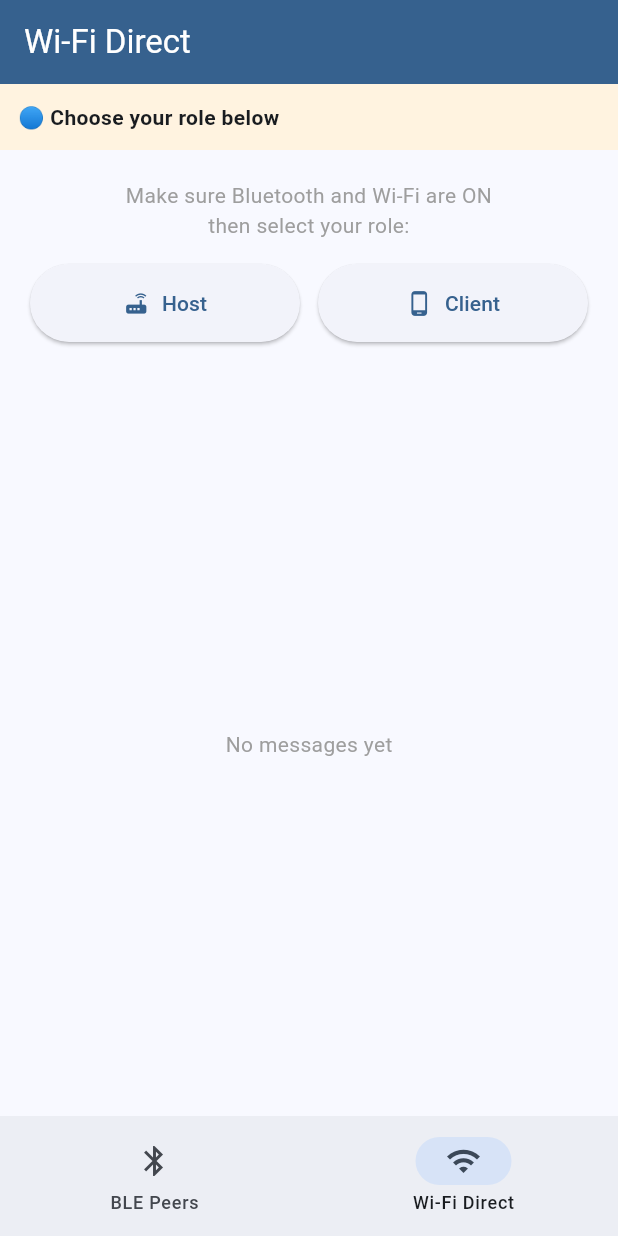
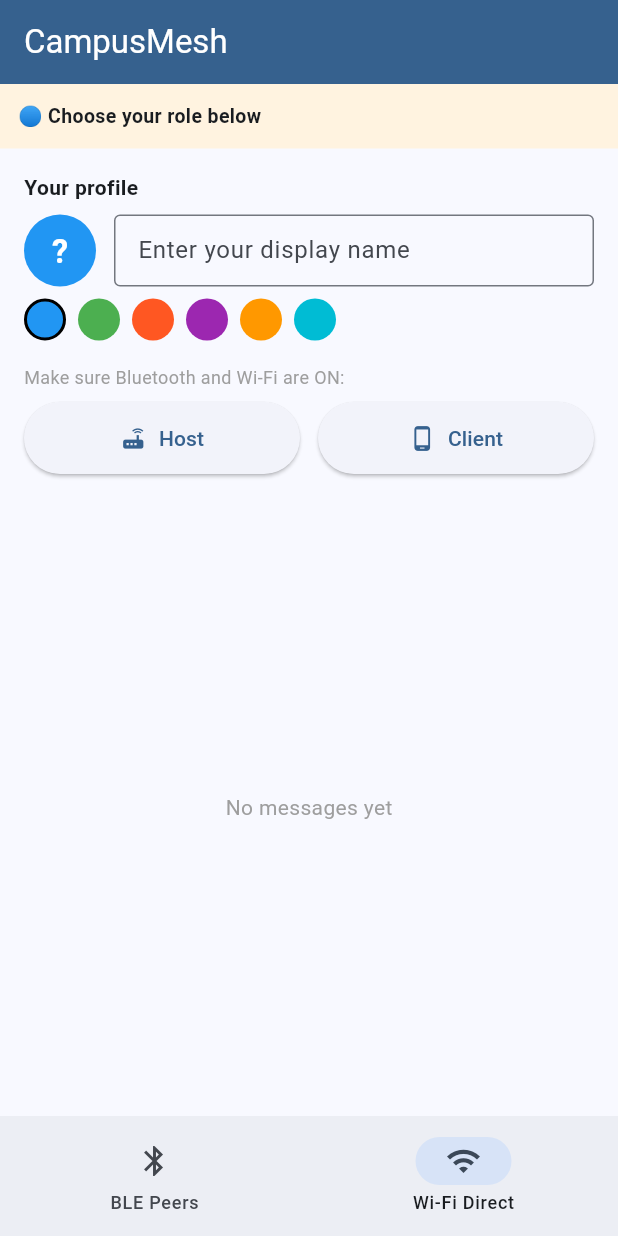
Before and after one commit to mulema-makoge/campus_mesh, a Flutter app: the screen it shows after launch, item 2 of the bottom bar chosen, on a phone screen of 412 x 824 dp. Run offline on Flutter 3.47's test engine with Material 3 defaults, Android fonts, the phone set to English and light mode, and no system bars; our stand-ins replace firebase_core, firebase_crashlytics, flutter_blue_plus, hive_flutter, permission_handler; missing offline and left inert: cryptography, flutter_p2p_connection; accounts and stored records are empty.

Commit message:
Phase 3: Profiles, Hive storage, E2E encryption, chat UI all working

```diff
--- a/lib/app.dart
+++ b/lib/app.dart
@@ -1,9 +1,11 @@
 import 'package:flutter/material.dart';
 import 'features/discovery/peer_list_screen.dart';
 import 'features/discovery/wifi_direct_screen.dart';
+import 'services/storage_service.dart';
 
 class CampusMeshApp extends StatelessWidget {
-  const CampusMeshApp({super.key});
+  final StorageService storage;
+  const CampusMeshApp({super.key, required this.storage});
 
   @override
   Widget build(BuildContext context) {
@@ -14,13 +16,14 @@ class CampusMeshApp extends StatelessWidget {
         colorSchemeSeed: Colors.blue,
         useMaterial3: true,
       ),
-      home: const MainScreen(),
+      home: MainScreen(storage: storage),
     );
   }
 }
 
 class MainScreen extends StatefulWidget {
-  const MainScreen({super.key});
+  final StorageService storage;
+  const MainScreen({super.key, required this.storage});
 
   @override
   State<MainScreen> createState() => _MainScreenState();
@@ -29,15 +32,15 @@ class MainScreen extends StatefulWidget {
 class _MainScreenState extends State<MainScreen> {
   int _currentIndex = 0;
 
-  final List<Widget> _screens = const [
-    PeerListScreen(),
-    WifiDirectScreen(),
-  ];
-
   @override
   Widget build(BuildContext context) {
+    final screens = [
+      const PeerListScreen(),
+      WifiDirectScreen(storage: widget.storage),
+    ];
+
     return Scaffold(
-      body: _screens[_currentIndex],
+      body: screens[_currentIndex],
       bottomNavigationBar: NavigationBar(
         selectedIndex: _currentIndex,
         onDestinationSelected: (index) =>
--- a/lib/features/discovery/wifi_direct_screen.dart
+++ b/lib/features/discovery/wifi_direct_screen.dart
@@ -1,9 +1,12 @@
 import 'package:flutter/material.dart';
 import 'package:flutter_p2p_connection/flutter_p2p_connection.dart';
+import '../../models/peer.dart';
+import '../../services/storage_service.dart';
 import '../../services/wifi_direct_service.dart';
 
 class WifiDirectScreen extends StatefulWidget {
-  const WifiDirectScreen({super.key});
+  final StorageService storage;
+  const WifiDirectScreen({super.key, required this.storage});
 
   @override
   State<WifiDirectScreen> createState() => _WifiDirectScreenState();
@@ -12,6 +15,7 @@ class WifiDirectScreen extends StatefulWidget {
 class _WifiDirectScreenState extends State<WifiDirectScreen> {
   final WifiDirectService _service = WifiDirectService();
   final TextEditingController _messageController = TextEditingController();
+  final TextEditingController _nameController = TextEditingController();
   final List<String> _messages = [];
 
   List<BleDiscoveredDevice> _peers = [];
@@ -19,17 +23,36 @@ class _WifiDirectScreenState extends State<WifiDirectScreen> {
   bool _isLoading = false;
   String _role = 'none';
   String _statusText = 'Choose your role below';
+  UserProfile? _myProfile;
+  UserProfile? _peerProfile;
+
+  final List<int> _colorOptions = [
+    0xFF2196F3, 0xFF4CAF50, 0xFFFF5722,
+    0xFF9C27B0, 0xFFFF9800, 0xFF00BCD4,
+  ];
+  int _selectedColor = 0xFF2196F3;
 
   @override
   void initState() {
     super.initState();
+    _loadProfile();
 
     _service.peersStream.listen((peers) {
       setState(() => _peers = peers);
     });
 
     _service.messageStream.listen((message) {
-      setState(() => _messages.add('Received: $message'));
+      if (message.startsWith('PROFILE:')) {
+        final profileJson = message.substring(8);
+        setState(() {
+          _peerProfile = UserProfile.fromJson(profileJson);
+          _statusText =
+              'Connected as ${_service.isHost ? "Host" : "Client"} with ${_peerProfile!.displayName}';
+        });
+      } else {
+        final senderName = _peerProfile?.displayName ?? 'Peer';
+        setState(() => _messages.add('$senderName: $message'));
+      }
     });
 
     _service.connectionStream.listen((connected) {
@@ -38,12 +61,44 @@ class _WifiDirectScreenState extends State<WifiDirectScreen> {
         if (connected) {
           _statusText =
               'Connected as ${_service.isHost ? "Host" : "Client"}';
+          _shareProfile();
         }
       });
     });
 
-    // Check Bluetooth on load and warn user
     _checkBluetooth();
+  }
+
+  Future<void> _loadProfile() async {
+    final profile = widget.storage.getProfile();
+    if (profile != null) {
+      setState(() {
+        _myProfile = profile;
+        _nameController.text = profile.displayName;
+        _selectedColor = profile.avatarColorValue;
+      });
+    }
+  }
+
+  Future<void> _saveProfile() async {
+    final name = _nameController.text.trim();
+    if (name.isEmpty) return;
+    final profile = UserProfile(
+      displayName: name,
+      avatarColorValue: _selectedColor,
+    );
+    await widget.storage.saveProfile(profile);
+    setState(() => _myProfile = profile);
+  }
+
+  Future<void> _shareProfile() async {
+    if (_myProfile != null) {
+      final delay = _service.isHost
+          ? const Duration(seconds: 2)
+          : const Duration(milliseconds: 800);
+      await Future.delayed(delay);
+      await _service.sendMessage('PROFILE:${_myProfile!.toJson()}');
+    }
   }
 
   Future<void> _checkBluetooth() async {
@@ -71,14 +126,13 @@ class _WifiDirectScreenState extends State<WifiDirectScreen> {
   }
 
   Future<void> _startAsHost() async {
+    await _saveProfile();
     setState(() {
       _isLoading = true;
       _role = 'host';
       _statusText = 'Setting up host...';
     });
-
     final error = await _service.startAsHost();
-
     if (error != null) {
       setState(() {
         _role = 'none';
@@ -88,19 +142,17 @@ class _WifiDirectScreenState extends State<WifiDirectScreen> {
     } else {
       setState(() => _statusText = 'Waiting for client to connect...');
     }
-
     setState(() => _isLoading = false);
   }
 
   Future<void> _startAsClient() async {
+    await _saveProfile();
     setState(() {
       _isLoading = true;
       _role = 'client';
       _statusText = 'Scanning for host...';
     });
-
     final error = await _service.startAsClient();
-
     if (error != null) {
       setState(() {
         _role = 'none';
@@ -108,7 +160,6 @@ class _WifiDirectScreenState extends State<WifiDirectScreen> {
       });
       _showError(error);
     }
-
     setState(() => _isLoading = false);
   }
 
@@ -117,14 +168,11 @@ class _WifiDirectScreenState extends State<WifiDirectScreen> {
       _isLoading = true;
       _statusText = 'Connecting to ${device.deviceName}...';
     });
-
     final error = await _service.connectToPeer(device);
-
     if (error != null) {
       _showError('Connection failed: $error');
       setState(() => _statusText = 'Scanning for host...');
     }
-
     setState(() => _isLoading = false);
   }
 
@@ -132,7 +180,8 @@ class _WifiDirectScreenState extends State<WifiDirectScreen> {
     final text = _messageController.text.trim();
     if (text.isEmpty) return;
     await _service.sendMessage(text);
-    setState(() => _messages.add('Sent: $text'));
+    final myName = _myProfile?.displayName ?? 'Me';
+    setState(() => _messages.add('$myName: $text'));
     _messageController.clear();
   }
 
@@ -140,14 +189,40 @@ class _WifiDirectScreenState extends State<WifiDirectScreen> {
   void dispose() {
     _service.dispose();
     _messageController.dispose();
+    _nameController.dispose();
     super.dispose();
+  }
+
+  Widget _buildAvatar(UserProfile? profile, {double radius = 20}) {
+    final name = profile?.displayName ?? '?';
+    final color = Color(profile?.avatarColorValue ?? 0xFF2196F3);
+    return CircleAvatar(
+      radius: radius,
+      backgroundColor: color,
+      child: Text(
+        name[0].toUpperCase(),
+        style: TextStyle(
+          color: Colors.white,
+          fontWeight: FontWeight.bold,
+          fontSize: radius * 0.9,
+        ),
+      ),
+    );
   }
 
   @override
   Widget build(BuildContext context) {
     return Scaffold(
       appBar: AppBar(
-        title: const Text('Wi-Fi Direct'),
+        title: Row(
+          children: [
+            if (_myProfile != null) ...[
+              _buildAvatar(_myProfile, radius: 16),
+              const SizedBox(width: 8),
+            ],
+            const Text('CampusMesh'),
+          ],
+        ),
         backgroundColor: Theme.of(context).colorScheme.primary,
         foregroundColor: Colors.white,
       ),
@@ -164,6 +239,10 @@ class _WifiDirectScreenState extends State<WifiDirectScreen> {
                     : Colors.blue[50],
             child: Row(
               children: [
+                if (_peerProfile != null) ...[
+                  _buildAvatar(_peerProfile, radius: 14),
+                  const SizedBox(width: 8),
+                ],
                 if (_isLoading)
                   const SizedBox(
                     width: 16,
@@ -174,25 +253,77 @@ class _WifiDirectScreenState extends State<WifiDirectScreen> {
                 Expanded(
                   child: Text(
                     _isConnected ? '🟢 $_statusText' : '🔵 $_statusText',
-                    style: const TextStyle(fontWeight: FontWeight.bold),
+                    style: const TextStyle(
+                        fontWeight: FontWeight.bold, fontSize: 13),
                   ),
                 ),
               ],
             ),
           ),
 
-          // Role selection
+          // Profile setup + role selection
           if (_role == 'none')
             Padding(
-              padding: const EdgeInsets.all(20),
+              padding: const EdgeInsets.all(16),
               child: Column(
+                crossAxisAlignment: CrossAxisAlignment.start,
                 children: [
-                  const Text(
-                    'Make sure Bluetooth and Wi-Fi are ON\nthen select your role:',
-                    textAlign: TextAlign.center,
-                    style: TextStyle(fontSize: 14, color: Colors.grey),
+                  const Text('Your profile',
+                      style: TextStyle(
+                          fontWeight: FontWeight.bold, fontSize: 14)),
+                  const SizedBox(height: 8),
+                  Row(
+                    children: [
+                      _buildAvatar(
+                        UserProfile(
+                          displayName: _nameController.text.isEmpty
+                              ? '?'
+                              : _nameController.text,
+                          avatarColorValue: _selectedColor,
+                        ),
+                        radius: 24,
+                      ),
+                      const SizedBox(width: 12),
+                      Expanded(
+                        child: TextField(
+                          controller: _nameController,
+                          decoration: const InputDecoration(
+                            hintText: 'Enter your display name',
+                            border: OutlineInputBorder(),
+                            contentPadding: EdgeInsets.symmetric(
+                                horizontal: 12, vertical: 8),
+                          ),
+                          onChanged: (_) => setState(() {}),
+                        ),
+                      ),
+                    ],
+                  ),
+                  const SizedBox(height: 8),
+                  Row(
+                    children: _colorOptions.map((color) {
+                      return GestureDetector(
+                        onTap: () => setState(() => _selectedColor = color),
+                        child: Container(
+                          margin: const EdgeInsets.only(right: 8),
+                          width: 28,
+                          height: 28,
+                          decoration: BoxDecoration(
+                            color: Color(color),
+                            shape: BoxShape.circle,
+                            border: _selectedColor == color
+                                ? Border.all(color: Colors.black, width: 2)
+                                : null,
+                          ),
+                        ),
+                      );
+                    }).toList(),
                   ),
                   const SizedBox(height: 16),
+                  const Text(
+                    'Make sure Bluetooth and Wi-Fi are ON:',
+                    style: TextStyle(fontSize: 12, color: Colors.grey),
+                  ),
+                  const SizedBox(height: 8),
                   Row(
                     children: [
                       Expanded(
@@ -201,7 +332,7 @@ class _WifiDirectScreenState extends State<WifiDirectScreen> {
                           icon: const Icon(Icons.router),
                           label: const Text('Host'),
                           style: ElevatedButton.styleFrom(
-                              padding: const EdgeInsets.all(16)),
+                              padding: const EdgeInsets.all(14)),
                         ),
                       ),
                       const SizedBox(width: 12),
@@ -211,7 +342,7 @@ class _WifiDirectScreenState extends State<WifiDirectScreen> {
                           icon: const Icon(Icons.phone_android),
                           label: const Text('Client'),
                           style: ElevatedButton.styleFrom(
-                              padding: const EdgeInsets.all(16)),
+                              padding: const EdgeInsets.all(14)),
                         ),
                       ),
                     ],
@@ -244,8 +375,9 @@ class _WifiDirectScreenState extends State<WifiDirectScreen> {
                           title: Text(peer.deviceName),
                           subtitle: Text(peer.deviceAddress),
                           trailing: ElevatedButton(
-                            onPressed:
-                                _isLoading ? null : () => _connectToPeer(peer),
+                            onPressed: _isLoading
+                                ? null
+                                : () => _connectToPeer(peer),
                             child: const Text('Connect'),
                           ),
                         );
@@ -270,16 +402,17 @@ class _WifiDirectScreenState extends State<WifiDirectScreen> {
                     itemCount: _messages.length,
                     itemBuilder: (context, index) {
                       final msg = _messages[index];
-                      final isSent = msg.startsWith('Sent:');
+                      final myName = _myProfile?.displayName ?? 'Me';
+                      final isMine = msg.startsWith('$myName:');
                       return Align(
-                        alignment: isSent
+                        alignment: isMine
                             ? Alignment.centerRight
                             : Alignment.centerLeft,
                         child: Container(
                           margin: const EdgeInsets.symmetric(vertical: 4),
                           padding: const EdgeInsets.all(10),
                           decoration: BoxDecoration(
-                            color: isSent
+                            color: isMine
                                 ? Theme.of(context).colorScheme.primary
                                 : Colors.grey[200],
                             borderRadius: BorderRadius.circular(12),
@@ -288,7 +421,7 @@ class _WifiDirectScreenState extends State<WifiDirectScreen> {
                             msg,
                             style: TextStyle(
                                 color:
-                                    isSent ? Colors.white : Colors.black),
+                                    isMine ? Colors.white : Colors.black),
                           ),
                         ),
                       );
--- a/lib/models/peer.dart
+++ b/lib/models/peer.dart
@@ -0,0 +1,30 @@
+class UserProfile {
+  final String displayName;
+  final int avatarColorValue; // stored as int, converted to Color in UI
+
+  const UserProfile({
+    required this.displayName,
+    required this.avatarColorValue,
+  });
+
+  // Serialise to JSON string for sharing over the mesh
+  String toJson() {
+    return '{"name":"$displayName","color":$avatarColorValue}';
+  }
+
+  // Deserialise from JSON string received from peer
+  static UserProfile fromJson(String json) {
+    final name = RegExp(r'"name":"([^"]+)"').firstMatch(json)?.group(1) ?? 'Unknown';
+    final color = int.tryParse(
+          RegExp(r'"color":(\d+)').firstMatch(json)?.group(1) ?? '0',
+        ) ?? 0xFF2196F3;
+    return UserProfile(displayName: name, avatarColorValue: color);
+  }
+
+  UserProfile copyWith({String? displayName, int? avatarColorValue}) {
+    return UserProfile(
+      displayName: displayName ?? this.displayName,
+      avatarColorValue: avatarColorValue ?? this.avatarColorValue,
+    );
+  }
+}
--- a/lib/services/storage_service.dart
+++ b/lib/services/storage_service.dart
@@ -0,0 +1,48 @@
+import 'package:flutter/foundation.dart';
+import 'package:hive_flutter/hive_flutter.dart';
+import '../models/peer.dart';
+
+class StorageService {
+  static const _boxName = 'campus_mesh_prefs';
+  static const _profileKey = 'user_profile';
+  static const _publicKeyKey = 'public_key';
+
+  Box? _box;
+
+  // ── Initialise ────────────────────────────────────────────────
+  Future<void> init() async {
+    await Hive.initFlutter();
+    _box = await Hive.openBox(_boxName);
+    debugPrint('StorageService: Hive initialised');
+  }
+
+  // ── User Profile ──────────────────────────────────────────────
+  Future<void> saveProfile(UserProfile profile) async {
+    await _box?.put(_profileKey, profile.toJson());
+    debugPrint('StorageService: Profile saved — ${profile.displayName}');
+  }
+
+  UserProfile? getProfile() {
+    final json = _box?.get(_profileKey);
+    if (json == null) return null;
+    return UserProfile.fromJson(json);
+  }
+
+  bool get hasProfile => _box?.containsKey(_profileKey) ?? false;
+
+  // ── Public Key ────────────────────────────────────────────────
+  Future<void> savePublicKey(String publicKeyBase64) async {
+    await _box?.put(_publicKeyKey, publicKeyBase64);
+  }
+
+  String? getPublicKey() => _box?.get(_publicKeyKey);
+
+  // ── Clear ─────────────────────────────────────────────────────
+  Future<void> clearAll() async {
+    await _box?.clear();
+  }
+
+  Future<void> dispose() async {
+    await _box?.close();
+  }
+}
--- a/pubspec.yaml
+++ b/pubspec.yaml
@@ -41,6 +41,8 @@ dependencies:
     path: packages/flutter_p2p_connection
   permission_handler: ^11.4.0
   cryptography: ^2.9.0
+  hive: ^2.2.3
+  hive_flutter: ^1.1.0
 
 dev_dependencies:
   flutter_test:
```
Also changed, not shown: lib/main.dart (+6 -1 lines), pubspec.lock, 1 other file.
